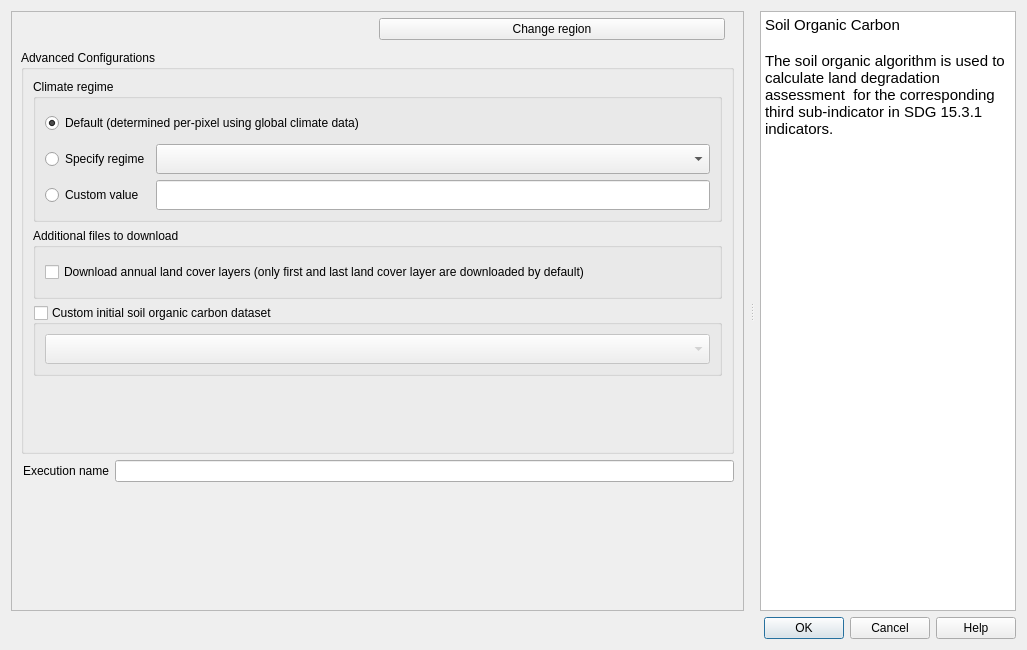
Old version of the form LDMP/gui/DlgCalculateSOC.ui in the repository ConservationInternational/trends.earth.
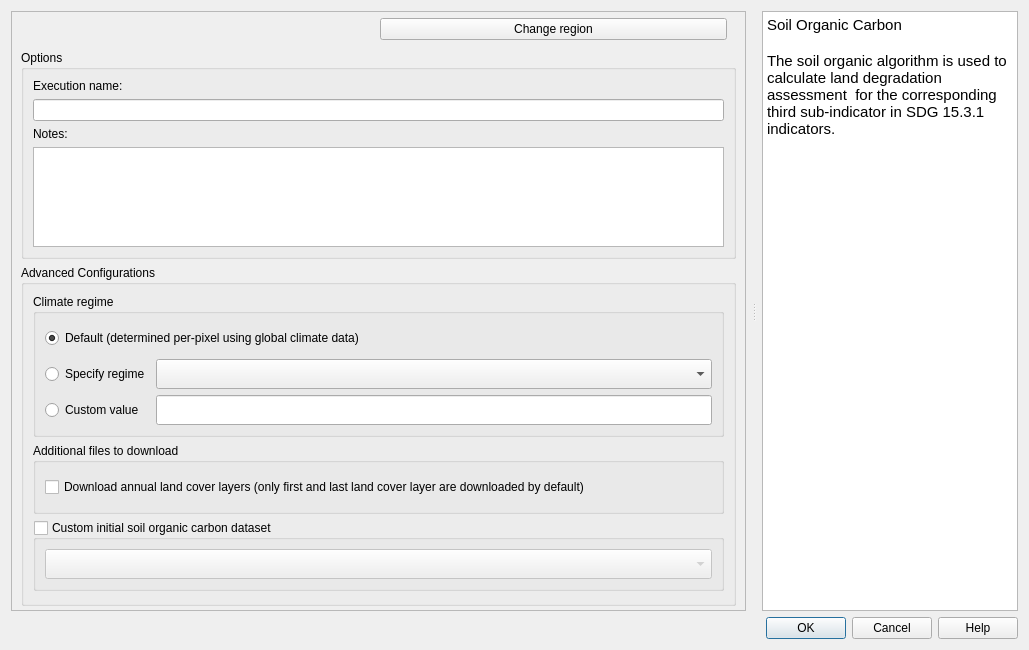
New version of the form. Custom widgets are drawn as their Qt base class.

Commit message: updated algorithms dialog to include options group box

Patch:
```diff
--- a/LDMP/gui/DlgCalculateSOC.ui
+++ b/LDMP/gui/DlgCalculateSOC.ui
@@ -6,7 +6,7 @@
    <rect>
     <x>0</x>
     <y>0</y>
-    <width>1027</width>
+    <width>1029</width>
     <height>650</height>
    </rect>
   </property>
@@ -100,6 +100,57 @@
          </item>
         </layout>
        </item>
+       <item>
+        <widget class="QgsCollapsibleGroupBox" name="options_group">
+         <property name="title">
+          <string>Options</string>
+         </property>
+         <property name="collapsed">
+          <bool>true</bool>
+         </property>
+         <layout class="QVBoxLayout" name="verticalLayout_5">
+          <item>
+           <widget class="QLabel" name="execution_name_la">
+            <property name="text">
+             <string>Execution name:</string>
+            </property>
+           </widget>
+          </item>
+          <item>
+           <widget class="QLineEdit" name="execution_name_le"/>
+          </item>
+          <item>
+           <widget class="QLabel" name="task_notes_la">
+            <property name="text">
+             <string>Notes:</string>
+            </property>
+           </widget>
+          </item>
+          <item>
+           <widget class="QTextEdit" name="task_notes">
+            <property name="sizePolicy">
+             <sizepolicy hsizetype="Expanding" vsizetype="Minimum">
+              <horstretch>0</horstretch>
+              <verstretch>0</verstretch>
+             </sizepolicy>
+            </property>
+            <property name="minimumSize">
+             <size>
+              <width>0</width>
+              <height>0</height>
+             </size>
+            </property>
+            <property name="maximumSize">
+             <size>
+              <width>16777215</width>
+              <height>100</height>
+             </size>
+            </property>
+           </widget>
+          </item>
+         </layout>
+        </widget>
+       </item>
        <item>
         <widget class="QgsCollapsibleGroupBox" name="advance_configurations">
          <property name="title">
@@ -294,26 +345,6 @@
          </layout>
         </widget>
        </item>
-       <item>
-        <layout class="QHBoxLayout" name="horizontalLayout_2">
-         <property name="leftMargin">
-          <number>2</number>
-         </property>
-         <item>
-          <widget class="QLabel" name="execution_name_la">
-           <property name="toolTip">
-            <string>Auto generated name for the task which can be edited</string>
-           </property>
-           <property name="text">
-            <string>Execution name</string>
-           </property>
-          </widget>
-         </item>
-         <item>
-          <widget class="QLineEdit" name="execution_name_le"/>
-         </item>
-        </layout>
-       </item>
        <item>
         <spacer name="verticalSpacer">
          <property name="orientation">
```
The commit also changes 10 other files.
